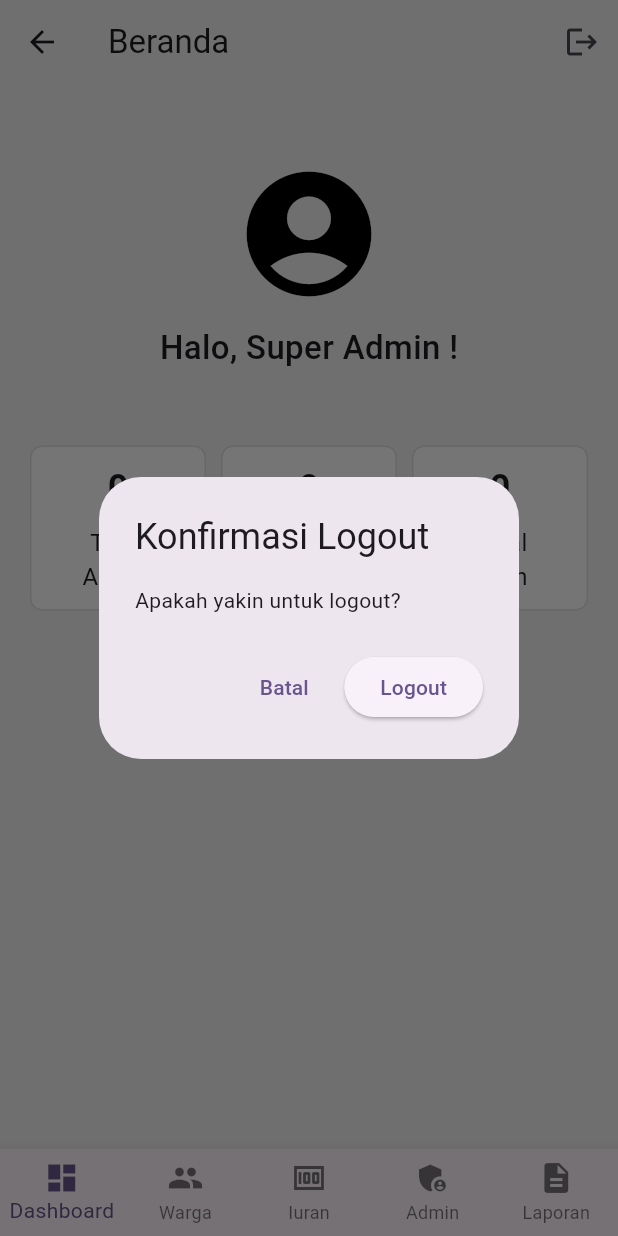
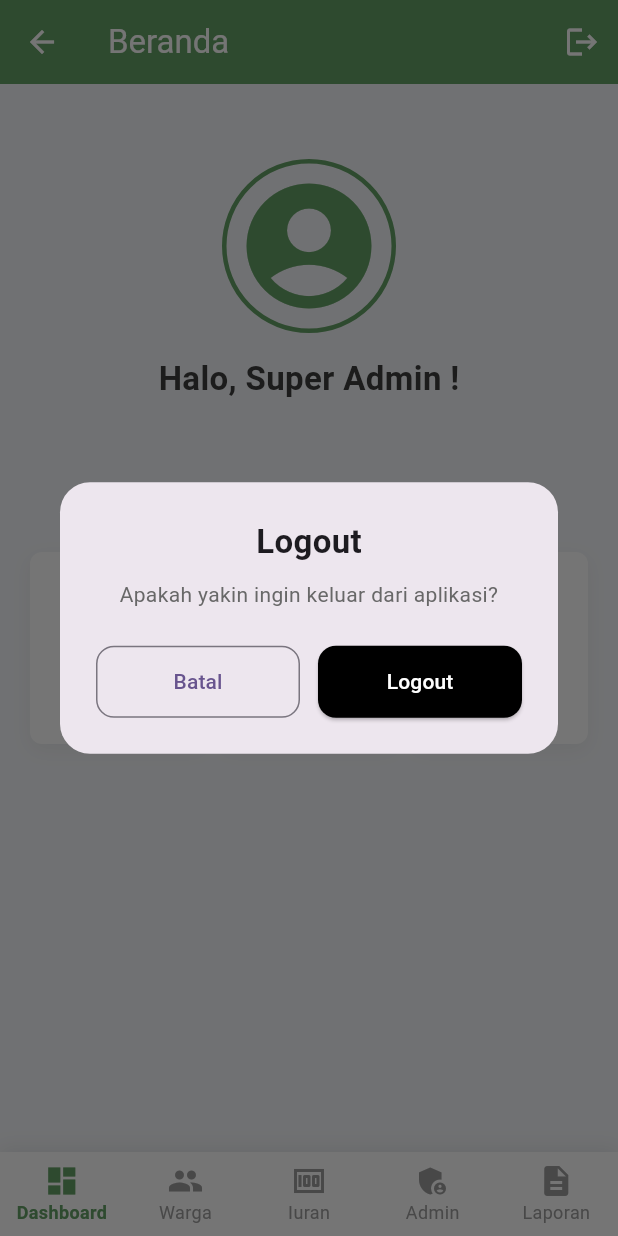
Before and after one commit to rafikaindah/multi_iuran_app, a Flutter app: the SuperAdminPage screen opened by its route, after a tap on the "logout" icon, on a phone screen of 412 x 824 dp. Run offline on Flutter 3.47's test engine with Material 3 defaults, Android fonts, the phone set to English and light mode, and no system bars; our stand-ins replace image_picker, pdf, printing, supabase_flutter; accounts and stored records are empty.

Commit message:
memperbarui tampilan dashboard dan navigasi super admin

```diff
--- a/lib/screens/super_admin/dashboard_page.dart
+++ b/lib/screens/super_admin/dashboard_page.dart
@@ -61,25 +61,70 @@ class _DashboardPageState extends State<DashboardPage> {
       context: context,
 
       builder: (context) {
-        return AlertDialog(
-          title: const Text("Konfirmasi Logout"),
-          content: const Text("Apakah yakin untuk logout?"),
+        return Dialog(
+          shape: RoundedRectangleBorder(
+            borderRadius: BorderRadius.circular(20),
+          ),
+          child: Padding(
+            padding: const EdgeInsets.all(24),
+            child: Column(
+              mainAxisSize: MainAxisSize.min,
+              children: [
+                const Text(
+                  "Logout",
+                  style: TextStyle(fontSize: 22, fontWeight: FontWeight.bold),
+                ),
 
-          actions: [
-            TextButton(
+                const SizedBox(height: 10),
+
+                const Text(
+                  "Apakah yakin ingin keluar dari aplikasi?",
+                  textAlign: TextAlign.center,
+                  style: TextStyle(color: Color.fromARGB(255, 104, 104, 104)),
+                ),
+
+                const SizedBox(height: 24),
+
+                Row(
+                  children: [
+                    Expanded(
+                      child: OutlinedButton(
                         onPressed: () {
                           Navigator.pop(context, false);
                         },
+                        style: OutlinedButton.styleFrom(
+                          padding: const EdgeInsets.symmetric(vertical: 14),
+                          shape: RoundedRectangleBorder(
+                            borderRadius: BorderRadius.circular(12),
+                          ),
+                        ),
                         child: const Text("Batal"),
                       ),
+                    ),
 
-            ElevatedButton(
+                    const SizedBox(width: 12),
+
+                    Expanded(
+                      child: ElevatedButton(
                         onPressed: () {
                           Navigator.pop(context, true);
                         },
+                        style: ElevatedButton.styleFrom(
+                          backgroundColor: Colors.black,
+                          foregroundColor: Colors.white,
+                          padding: const EdgeInsets.symmetric(vertical: 14),
+                          shape: RoundedRectangleBorder(
+                            borderRadius: BorderRadius.circular(12),
+                          ),
+                        ),
                         child: const Text("Logout"),
                       ),
+                    ),
                   ],
+                ),
+              ],
+            ),
+          ),
         );
       },
     );
@@ -100,10 +145,11 @@ class _DashboardPageState extends State<DashboardPage> {
   @override
   Widget build(BuildContext context) {
     return Scaffold(
-      backgroundColor: const Color(0xfff5f1f1),
+      backgroundColor: const Color(0xffF5F7FA),
 
       appBar: AppBar(
-        backgroundColor: const Color(0xfff5f1f1),
+        backgroundColor: const Color.fromARGB(255, 100, 161, 102),
+        foregroundColor: Colors.white,
         elevation: 0,
 
         title: const Text("Beranda"),
@@ -124,23 +170,37 @@ class _DashboardPageState extends State<DashboardPage> {
                     children: [
                       const SizedBox(height: 30),
 
-                      const Icon(
+                      // avatar
+                      Container(
+                        padding: const EdgeInsets.all(5),
+
+                        decoration: BoxDecoration(
+                          shape: BoxShape.circle,
+                          border: Border.all(
+                            color: const Color.fromARGB(255, 100, 161, 102),
+                            width: 3,
+                          ),
+                        ),
+
+                        child: const Icon(
                           Icons.account_circle,
                           size: 100,
-                        color: Colors.black,
+                          color: Color.fromARGB(255, 100, 161, 102),
+                        ),
                       ),
 
-                      const SizedBox(height: 10),
+                      const SizedBox(height: 15),
 
                       const Text(
                         "Halo, Super Admin !",
                         style: TextStyle(
                           fontSize: 22,
-                          fontWeight: FontWeight.w500,
+                          fontWeight: FontWeight.bold,
+                          color: Color.fromARGB(255, 60, 60, 60),
                         ),
                       ),
 
-                      const SizedBox(height: 50),
+                      const SizedBox(height: 100),
 
                       // card menu
                       Row(
@@ -193,15 +253,24 @@ class DashboardMenuCard extends StatelessWidget {
   @override
   Widget build(BuildContext context) {
     return Container(
-      height: 110,
-
       decoration: BoxDecoration(
         color: Colors.white,
         borderRadius: BorderRadius.circular(8),
-        border: Border.all(color: Colors.grey.shade300),
+
+        boxShadow: [
+          BoxShadow(
+            color: Colors.black.withOpacity(0.05),
+            blurRadius: 10,
+            offset: const Offset(0, 4),
+          ),
+        ],
       ),
 
+      child: Padding(
+        padding: const EdgeInsets.symmetric(vertical: 20, horizontal: 12),
+
         child: Column(
+          mainAxisSize: MainAxisSize.min,
           mainAxisAlignment: MainAxisAlignment.center,
           children: [
             Text(
@@ -214,9 +283,10 @@ class DashboardMenuCard extends StatelessWidget {
             Text(
               title,
               textAlign: TextAlign.center,
-            style: const TextStyle(fontSize: 16),
+              style: const TextStyle(fontSize: 16, color: Colors.black87),
             ),
           ],
+        ),
       ),
     );
   }
--- a/lib/screens/super_admin_page.dart
+++ b/lib/screens/super_admin_page.dart
@@ -32,7 +32,19 @@ class _SuperAdminPageState extends State<SuperAdminPage> {
       body:
           pages[selectedIndex], //menampilkan halaman sesuai index yang dipilih
 
-      bottomNavigationBar: BottomNavigationBar(
+      bottomNavigationBar: Container(
+        decoration: BoxDecoration(
+          color: Colors.white,
+          boxShadow: [
+            BoxShadow(
+              color: Colors.black.withOpacity(0.08),
+              blurRadius: 10,
+              offset: const Offset(0, -2),
+            ),
+          ],
+        ),
+
+        child: BottomNavigationBar(
           currentIndex: selectedIndex, //menandai index yang aktif
           onTap: (index) {
             //mengubah index saat item ditekan
@@ -40,7 +52,19 @@ class _SuperAdminPageState extends State<SuperAdminPage> {
               selectedIndex = index;
             });
           },
-        type: BottomNavigationBarType.fixed, //menampilkan semua item sama rata
+          type:
+              BottomNavigationBarType.fixed, //menampilkan semua item sama rata
+
+          backgroundColor: Colors.white,
+          selectedItemColor: const Color.fromARGB(255, 100, 161, 102),
+          unselectedItemColor: Colors.grey,
+          selectedLabelStyle: const TextStyle(
+            fontWeight: FontWeight.bold,
+            fontSize: 12,
+          ),
+          unselectedLabelStyle: const TextStyle(fontSize: 12),
+          elevation: 0,
+
           items: const [
             BottomNavigationBarItem(
               icon: Icon(Icons.dashboard),
@@ -58,6 +82,7 @@ class _SuperAdminPageState extends State<SuperAdminPage> {
             ),
           ],
         ),
+      ),
     );
   }
 }
```
Lines whose indentation alone changed are shown as unchanged.
